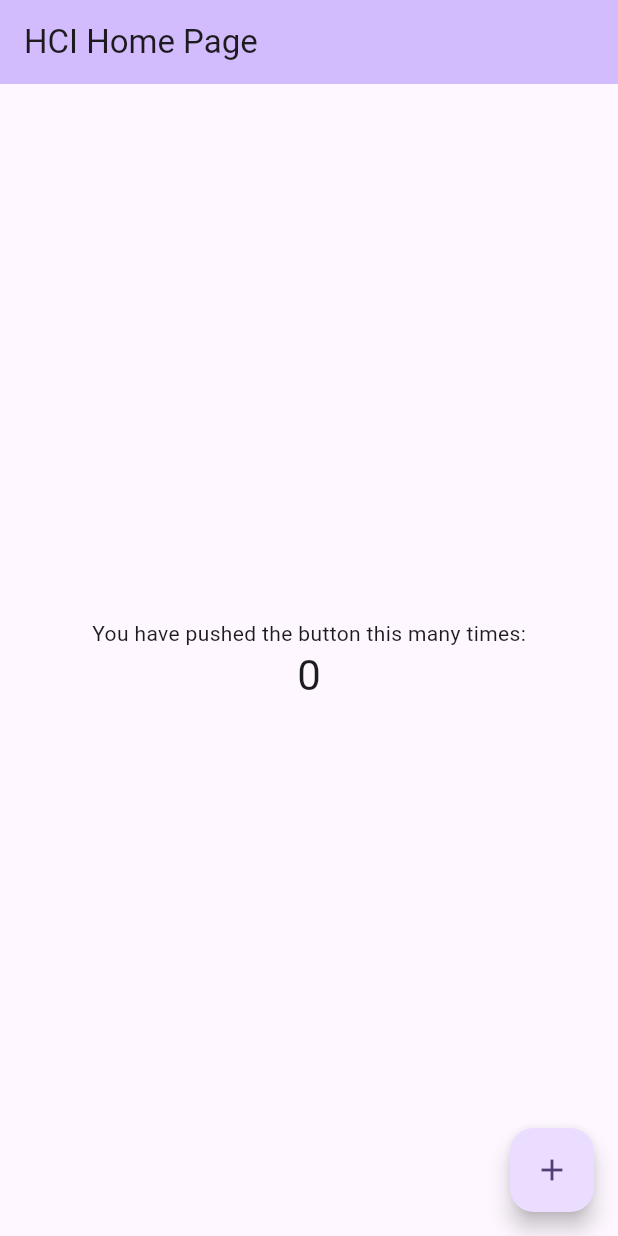
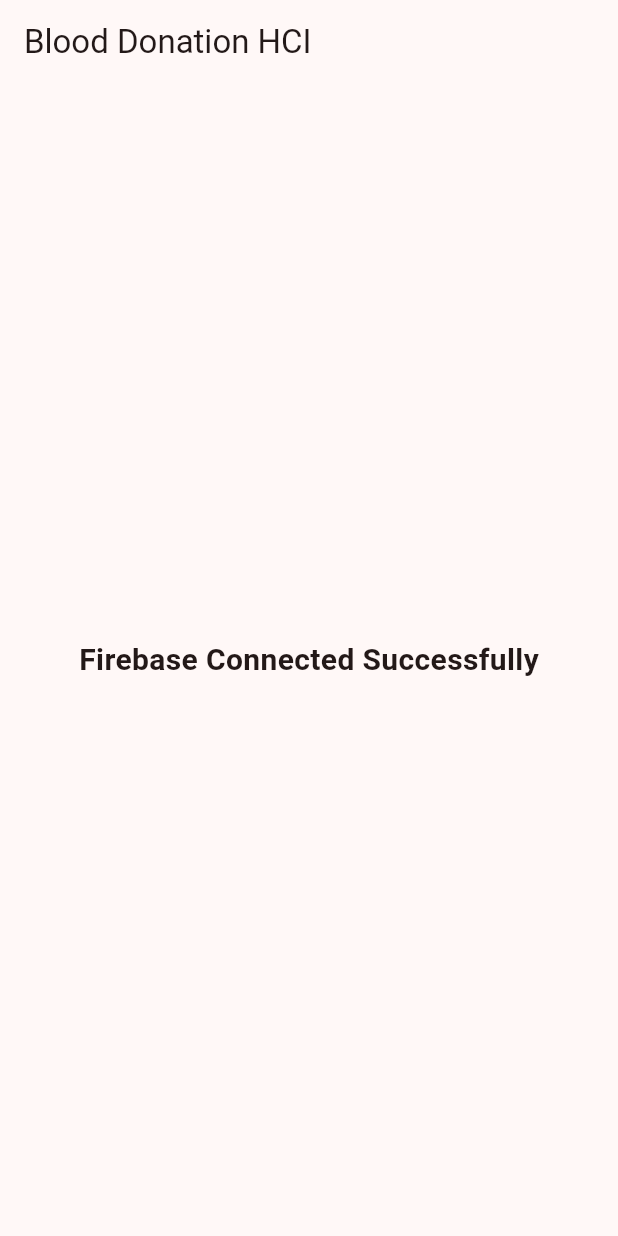
Before and after one commit to kavindu-maduhansa/HCI, a Flutter app: the screen it shows after launch, on a phone screen of 412 x 824 dp. Run offline on Flutter 3.47's test engine with Material 3 defaults, Android fonts, the phone set to English and light mode, and no system bars; our stand-ins replace firebase_core; accounts and stored records are empty.

Commit message:
feat: Configure Firebase for Flutter project

```diff
--- a/lib/main.dart
+++ b/lib/main.dart
@@ -1,121 +1,53 @@
 import 'package:flutter/material.dart';
+import 'package:firebase_core/firebase_core.dart';
+import 'firebase_options.dart';
 
-void main() {
+Future<void> main() async {
+  WidgetsFlutterBinding.ensureInitialized();
+
+  await Firebase.initializeApp(
+    options: DefaultFirebaseOptions.currentPlatform,
+  );
+
   runApp(const MyApp());
 }
 
 class MyApp extends StatelessWidget {
   const MyApp({super.key});
 
-  // This widget is the root of your application.
   @override
   Widget build(BuildContext context) {
     return MaterialApp(
-      title: 'Flutter Demo',
+      debugShowCheckedModeBanner: false,
+      title: 'Blood Donation HCI',
       theme: ThemeData(
-        // This is the theme of your application.
-        //
-        // TRY THIS: Try running your application with "flutter run". You'll see
-        // the application has a purple toolbar. Then, without quitting the app,
-        // try changing the seedColor in the colorScheme below to Colors.green
-        // and then invoke "hot reload" (save your changes or press the "hot
-        // reload" button in a Flutter-supported IDE, or press "r" if you used
-        // the command line to start the app).
-        //
-        // Notice that the counter didn't reset back to zero; the application
-        // state is not lost during the reload. To reset the state, use hot
-        // restart instead.
-        //
-        // This works for code too, not just values: Most code changes can be
-        // tested with just a hot reload.
-        colorScheme: .fromSeed(seedColor: Colors.deepPurple),
+        colorScheme: ColorScheme.fromSeed(
+          seedColor: Colors.red,
+        ),
+        useMaterial3: true,
       ),
-      home: const MyHomePage(title: 'HCI Home Page'),
+      home: const MyHomePage(),
     );
   }
 }
 
-class MyHomePage extends StatefulWidget {
-  const MyHomePage({super.key, required this.title});
-
-  // This widget is the home page of your application. It is stateful, meaning
-  // that it has a State object (defined below) that contains fields that affect
-  // how it looks.
-
-  // This class is the configuration for the state. It holds the values (in this
-  // case the title) provided by the parent (in this case the App widget) and
-  // used by the build method of the State. Fields in a Widget subclass are
-  // always marked "final".
-
-  final String title;
-
-  @override
-  State<MyHomePage> createState() => _MyHomePageState();
-}
-
-class _MyHomePageState extends State<MyHomePage> {
-  int _counter = 0;
-
-  void _incrementCounter() {
-    setState(() {
-      // This call to setState tells the Flutter framework that something has
-      // changed in this State, which causes it to rerun the build method below
-      // so that the display can reflect the updated values. If we changed
-      // _counter without calling setState(), then the build method would not be
-      // called again, and so nothing would appear to happen.
-      _counter++;
-    });
-  }
+class MyHomePage extends StatelessWidget {
+  const MyHomePage({super.key});
 
   @override
   Widget build(BuildContext context) {
-    // This method is rerun every time setState is called, for instance as done
-    // by the _incrementCounter method above.
-    //
-    // The Flutter framework has been optimized to make rerunning build methods
-    // fast, so that you can just rebuild anything that needs updating rather
-    // than having to individually change instances of widgets.
     return Scaffold(
       appBar: AppBar(
-        // TRY THIS: Try changing the color here to a specific color (to
-        // Colors.amber, perhaps?) and trigger a hot reload to see the AppBar
-        // change color while the other colors stay the same.
-        backgroundColor: Theme.of(context).colorScheme.inversePrimary,
-        // Here we take the value from the MyHomePage object that was created by
-        // the App.build method, and use it to set our appbar title.
-        title: Text(widget.title),
+        title: const Text('Blood Donation HCI'),
       ),
-      body: Center(
-        // Center is a layout widget. It takes a single child and positions it
-        // in the middle of the parent.
-        child: Column(
-          // Column is also a layout widget. It takes a list of children and
-          // arranges them vertically. By default, it sizes itself to fit its
-          // children horizontally, and tries to be as tall as its parent.
-          //
-          // Column has various properties to control how it sizes itself and
-          // how it positions its children. Here we use mainAxisAlignment to
-          // center the children vertically; the main axis here is the vertical
-          // axis because Columns are vertical (the cross axis would be
-          // horizontal).
-          //
-          // TRY THIS: Invoke "debug painting" (choose the "Toggle Debug Paint"
-          // action in the IDE, or press "p" in the console), to see the
-          // wireframe for each widget.
-          mainAxisAlignment: .center,
-          children: [
-            const Text('You have pushed the button this many times:'),
-            Text(
-              '$_counter',
-              style: Theme.of(context).textTheme.headlineMedium,
-            ),
-          ],
+      body: const Center(
+        child: Text(
+          'Firebase Connected Successfully',
+          style: TextStyle(
+            fontSize: 20,
+            fontWeight: FontWeight.bold,
+          ),
         ),
-      ),
-      floatingActionButton: FloatingActionButton(
-        onPressed: _incrementCounter,
-        tooltip: 'Increment',
-        child: const Icon(Icons.add),
       ),
     );
   }
--- a/pubspec.yaml
+++ b/pubspec.yaml
@@ -34,6 +34,7 @@
   # The following adds the Cupertino Icons font to your application.
   # Use with the CupertinoIcons class for iOS style icons.
   cupertino_icons: ^1.0.8
+  firebase_core: ^4.13.0
 
 dev_dependencies:
   flutter_test:
```
Also changed, not shown: firebase.json (added), lib/firebase_options.dart (added), pubspec.lock, 6 other files.
